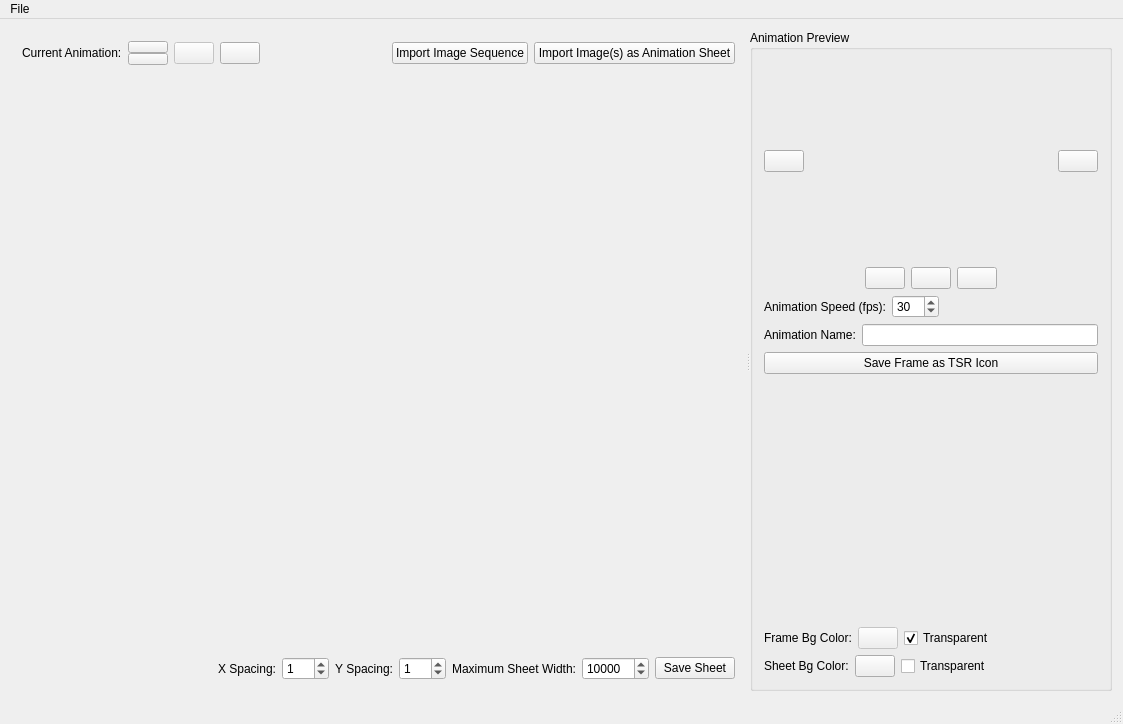
Before: the Qt Designer form mainwindow.ui in meh2481/SpriteSheeter, drawn with Qt 5.
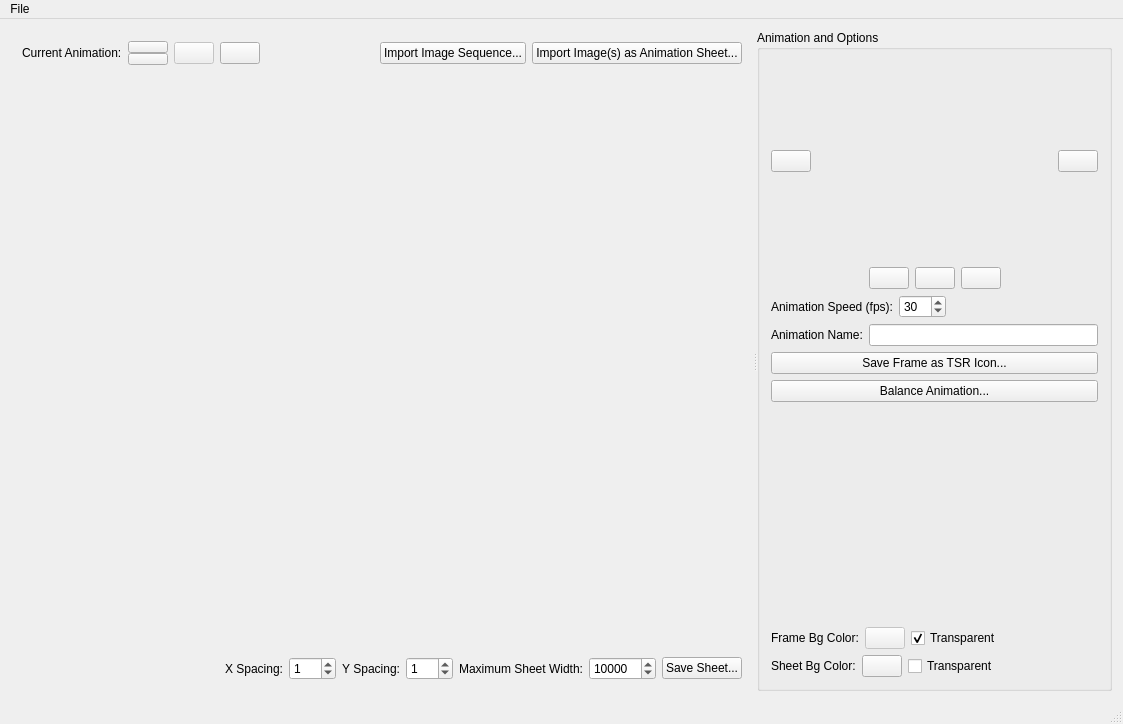
After: the same form once the commit is applied. Icons and pictures are not drawn. Custom widgets are drawn as their Qt base class.

Commit message: Add GUI elements for balancing sheets

Diff of the .ui file:
```diff
--- a/mainwindow.ui
+++ b/mainwindow.ui
@@ -162,7 +162,7 @@
              <string>Import single animation from list of images</string>
             </property>
             <property name="text">
-             <string>Import Image Sequence</string>
+             <string>Import Image Sequence...</string>
             </property>
            </widget>
           </item>
@@ -172,7 +172,7 @@
              <string>Load a single image as an animation sheet with multiple frames</string>
             </property>
             <property name="text">
-             <string>Import Image(s) as Animation Sheet</string>
+             <string>Import Image(s) as Animation Sheet...</string>
             </property>
            </widget>
           </item>
@@ -305,7 +305,7 @@
              <string>Save this spritesheet to a file</string>
             </property>
             <property name="text">
-             <string>Save Sheet</string>
+             <string>Save Sheet...</string>
             </property>
            </widget>
           </item>
@@ -330,7 +330,7 @@
         </size>
        </property>
        <property name="title">
-        <string>Animation Preview</string>
+        <string>Animation and Options</string>
        </property>
        <layout class="QHBoxLayout" name="horizontalLayout_7">
         <item>
@@ -519,7 +519,14 @@
           <item>
            <widget class="QPushButton" name="saveFrameButton">
             <property name="text">
-             <string>Save Frame as TSR Icon</string>
+             <string>Save Frame as TSR Icon...</string>
+            </property>
+           </widget>
+          </item>
+          <item>
+           <widget class="QPushButton" name="balanceAnimButton">
+            <property name="text">
+             <string>Balance Animation...</string>
             </property>
            </widget>
           </item>
```
The commit also changes 7 other files.
